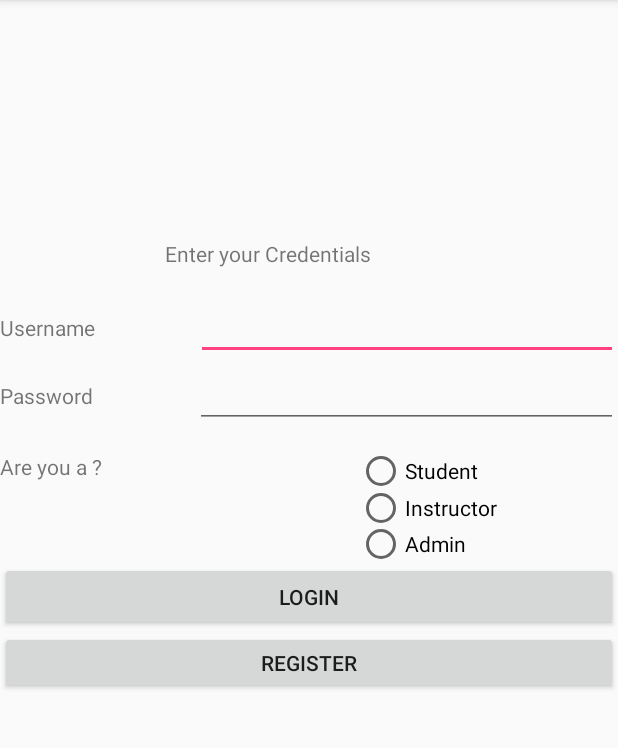
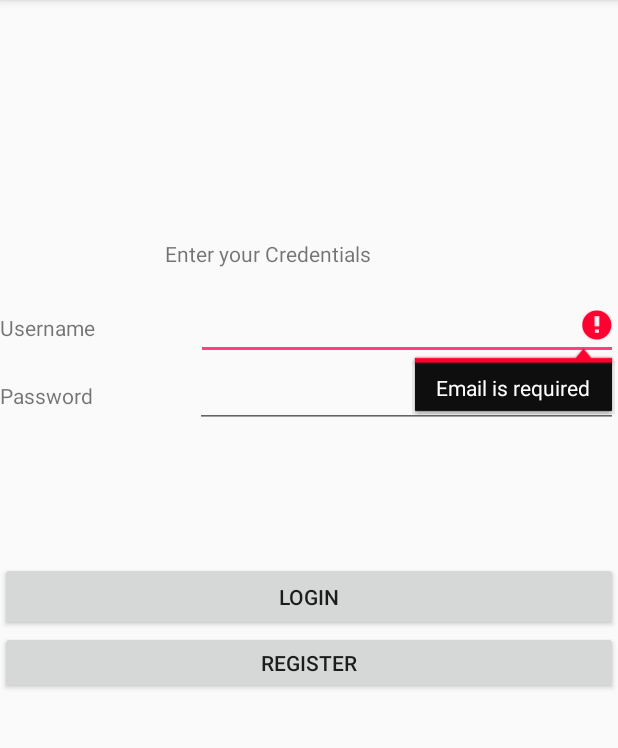
Before and after one commit to AnandPatelGit/COMP313_002_Team05_LIMS_Project, an Android app: the screen it shows after launch (LoginActivity), after a tap on "LOGIN", on a phone screen of 412 x 824 dp, the part 84-832 px from its top. Run offline under Robolectric (Android 15) with nearby library versions, the phone set to English and light mode, and no system bars; our stand-ins replace Firebase (no records; nobody signed in at launch, a user with empty details on screens opened directly).

Commit message:
Login with Firebase Auth
Login working with firebase auth. Login layout changed. SQLite Database Manager removed as real time database implimented.

```diff
--- a/app/src/main/java/com/example/anandpatelak/lims_project/DatabaseManager.java
+++ /dev/null
@@ -1,229 +0,0 @@
-package com.example.anandpatelak.lims_project; /**
- * Created by anandpatelak on 2018-02-25.
- */
-import android.content.ContentValues;
-import android.content.Context;
-import android.database.Cursor;
-import android.database.sqlite.SQLiteDatabase;
-import android.database.sqlite.SQLiteOpenHelper;
-
-/**
- * Created by anandpatelak on 2018-01-11.
- */
-
-public class DatabaseManager extends SQLiteOpenHelper {
-    //database name and version
-    private static final String DATABASE_NAME = "LIMSDB";
-    private static final int DATABASE_VERSION = 1;
-    // table name and table creator string (SQL statement to create the table)
-    // should be set from within main activity
-    private static String tableNames[] = {"tbl_student","tbl_instructor","tbl_course","tbl_admin"};
-    private static String tableCreatorStrings[] = {
-
-            //Student table
-            "CREATE TABLE tbl_student (id TEXT PRIMARY KEY" +
-                    ", firstName TEXT" +
-                    ", lastName TEXT ," +
-                    " emailId TEXT," +
-                    " password TEXT," +
-                    " noOfFiles INTEGER," +
-                    " noOfCourses INTEGER);",
-
-            //Instructor table
-            "CREATE TABLE tbl_instructor (id TEXT PRIMARY KEY" +
-                    ", firstName TEXT" +
-                    ", lastName TEXT ," +
-                    " emailId TEXT," +
-                    " password TEXT," +
-                    " noOfCourses INTEGER);," ,
-
-            //Admin Table
-            "CREATE TABLE tbl_admin (id TEXT PRIMARY KEY" +
-                    ", firstName TEXT" +
-                    ", lastName TEXT ," +
-                    " emailId TEXT," +
-                    " password TEXT);",
-
-            //Course Table
-            "CREATE TABLE tbl_course (courseId TEXT PRIMARY KEY" +
-                    ",courseName TEXT ," +
-                    " emailId TEXT," +
-                    " instructor TEXT);"
-    };
-    //
-    // no-argument constructor
-    public DatabaseManager(Context context)
-    {
-        super(context, DATABASE_NAME , null, DATABASE_VERSION);
-    }
-    // Called when the database is created for the first time.
-    // This is where the creation of tables and the initial population
-    // of the tables should happen.
-    @Override
-    public void onCreate(SQLiteDatabase db) {
-        //create the table
-        for(int i= 0  ;i<tableCreatorStrings.length;i++)
-        db.execSQL(tableCreatorStrings[i]);
-    }
-    //
-    // Called when the database needs to be upgraded.
-    // The implementation should use this method to drop tables,
-    // add tables, or do anything else it needs to upgrade
-    // to the new schema version.
-    @Override
-    public void onUpgrade(SQLiteDatabase db, int oldVersion, int newVersion) {
-        //drop table if existed
-        for(int i= 0  ;i<tableNames.length;i++)
-            db.execSQL("DROP TABLE IF EXISTS " + tableNames[i]);
-        //recreate the table
-        onCreate(db);
-    }
-    //
-    // initialize table names and CREATE TABLE statement
-    // called by activity to create a table in the database
-    // The following arguments should be passed:
-    // tableName - a String variable which holds the table name
-    // tableCreatorString - a String variable which holds the CREATE Table statement
-    //
-    public void dbInitialize(String tableName, String tableCreatorString)
-    {
-        for(int i= 0  ;i<tableCreatorStrings.length;i++) {
-            this.tableNames[i] = tableNames[i];
-            this.tableCreatorStrings[i] = tableCreatorStrings[i];
-        }
-    }
-
-    //
-    // CRUD Operations
-    //
-    //This method is called by the activity to add a row in the table
-    // The following arguments should be passed:
-    // values - a ContentValues object that holds row values
-    public boolean addRow  (ContentValues values, String tableName) throws Exception {
-        SQLiteDatabase db = this.getWritableDatabase();
-        // Insert the row
-        long nr= db.insert(tableName, null, values);
-        db.close(); //close database connection
-        return nr> -1;
-    }
-    // This method returns a stock object which holds the table row with the given id
-    // The following argument should be passed:
-    // id - an Object which holds the primary key value
-    // fieldName - the  name of the primary key field
-
-    public boolean checkUser(String tableName, String username, String password){
-        SQLiteDatabase db = this.getReadableDatabase();
-        Cursor cursor =  db.rawQuery( "select * from " + tableName + " where id = '"+username+"' AND password = '"+password+"'" , null );
-        if (cursor.moveToNext())
-            return true;
-        else
-            return false;
-    }
-
-
-    //Three different users
-    //User: Student
-    public Student getStudentById(Object id, String fieldName) throws Exception{
-        SQLiteDatabase db = this.getReadableDatabase();
-        Cursor cursor =  db.rawQuery( "select * from " + tableNames[0] + " where "+ fieldName + "='"+String.valueOf(id)+"'", null );
-        Student student = new Student(); //create a new Student object
-        if (cursor.moveToFirst()) { //if row exists
-            cursor.moveToFirst(); //move to first row
-            //initialize the instance variables of stock object
-            student.setID(cursor.getString(0));
-            student.setFirstName(cursor.getString(1));
-            student.setLastName(cursor.getString(2));
-            student.setPassword(cursor.getString(3));
-            student.setEmailID(cursor.getString(4));
-            student.setInstructor(cursor.getString(5));
-            cursor.close();
-
-        } else {
-            student = null;
-        }
-        db.close();
-        return student;
-
-    }
-
-    //User: Instructor
-    public Instructor getInstructorById(Object id, String fieldName) throws Exception{
-        SQLiteDatabase db = this.getReadableDatabase();
-        Cursor cursor =  db.rawQuery( "select * from " + tableNames[1] + " where "+ fieldName + "='"+String.valueOf(id)+"'", null );
-        Instructor instructor = new Instructor(); //create a new Student object
-        if (cursor.moveToFirst()) { //if row exists
-            cursor.moveToFirst(); //move to first row
-            //initialize the instance variables of stock object
-            instructor.setID(cursor.getString(0));
-            instructor.setFirstName(cursor.getString(1));
-            instructor.setLastName(cursor.getString(2));
-            instructor.setPassword(cursor.getString(3));
-            instructor.setEmailID(cursor.getString(4));
-            instructor.setDepartment(cursor.getString(5));
-            cursor.close();
-
-        } else {
-            instructor = null;
-        }
-        db.close();
-        return instructor;
-
-    }
-
-    //User: Admin
-    public Admin getAdminById(Object id, String fieldName) throws Exception{
-        SQLiteDatabase db = this.getReadableDatabase();
-        Cursor cursor =  db.rawQuery( "select * from " + tableNames[2] + " where "+ fieldName + "='"+String.valueOf(id)+"'", null );
-        Admin admin = new Admin(); //create a new Student object
-        if (cursor.moveToFirst()) { //if row exists
-            cursor.moveToFirst(); //move to first row
-            //initialize the instance variables of stock object
-            admin.setID(cursor.getString(0));
-            admin.setFirstName(cursor.getString(1));
-            admin.setLastName(cursor.getString(2));
-            admin.setPassword(cursor.getString(3));
-            admin.setEmailID(cursor.getString(4));
-
-            cursor.close();
-
-        } else {
-            admin = null;
-        }
-        db.close();
-        return admin;
-
-    }
-
-    public Course getCourseById(Object id, String fieldName) throws Exception{
-        SQLiteDatabase db = this.getReadableDatabase();
-        Cursor cursor =  db.rawQuery( "select * from " + tableNames[3] + " where "+ fieldName + "='"+String.valueOf(id)+"'", null );
-        Course course = new Course(); //create a new Student object
-        if (cursor.moveToFirst()) { //if row exists
-            cursor.moveToFirst(); //move to first row
-            //initialize the instance variables of stock object
-            course.setCourseId(cursor.getString(0));
-            course.setCourseName(cursor.getString(1));
-            course.setCourseInstructor(cursor.getString(2));
-            cursor.close();
-
-        } else {
-            course = null;
-        }
-        db.close();
-        return course;
-
-    }
-    //
-    // The following argument should be passed:
-    // id - an Object which holds the primary key value
-    // fieldName - the  name of the primary key field
-    // values - a ContentValues object that holds row values
-    //
-    /*public boolean editRow (Object id, String fieldName, ContentValues values) throws Exception {
-        SQLiteDatabase db = this.getWritableDatabase();
-        //
-        int nr = db.update(tableNames[i], values, fieldName + " = ? ", new String[]{String.valueOf(id)});
-        return nr > 0;
-    }*/
-
-} //end of ScheduleManager
--- a/app/src/main/java/com/example/anandpatelak/lims_project/LoginActivity.java
+++ b/app/src/main/java/com/example/anandpatelak/lims_project/LoginActivity.java
@@ -1,22 +1,36 @@
 package com.example.anandpatelak.lims_project;
 
+import android.app.ProgressDialog;
 import android.content.ContentValues;
 import android.content.Intent;
+import android.support.annotation.NonNull;
 import android.support.v7.app.AppCompatActivity;
 import android.os.Bundle;
+import android.text.TextUtils;
 import android.util.Log;
+import android.util.Patterns;
 import android.view.View;
 import android.widget.Button;
 import android.widget.EditText;
 import android.widget.RadioButton;
 import android.widget.Toast;
 
-public class LoginActivity extends AppCompatActivity {
+import com.google.android.gms.tasks.OnCompleteListener;
+import com.google.android.gms.tasks.Task;
+import com.google.firebase.auth.AuthResult;
+import com.google.firebase.auth.FirebaseAuth;
 
-    RadioButton radioBtnAdmin, radioBtnStudent, radioBtnInstructor;
+public class LoginActivity extends AppCompatActivity implements View.OnClickListener {
+
+    //firebase auth object
+    private FirebaseAuth firebaseAuth;
+
+    //progress dialog
+    private ProgressDialog progressDialog;
+
     EditText inputUsername,inputPassword;
     Button btnLogin,btnRegister;
-    DatabaseManager dbManager;
+
     private static String TABLE_NAME = "";
 
     @Override
@@ -24,93 +38,86 @@ public class LoginActivity extends AppCompatActivity {
         super.onCreate(savedInstanceState);
         setContentView(R.layout.activity_login);
 
+        //getting firebase auth object
+        firebaseAuth = FirebaseAuth.getInstance();
+
+        //if the objects getcurrentuser method is not null
+        //means user is already logged in
+        /*if(firebaseAuth.getCurrentUser() != null){
+            //close this activity
+            finish();
+            //opening profile activity
+            startActivity(new Intent(getApplicationContext(), StudentActivity.class));
+        }*/
+
+
         //EditTexts Register.
         inputUsername = (EditText)findViewById(R.id.editTextLoginUsername);
         inputPassword = (EditText)findViewById(R.id.editTextLoginPassword);
-
-        //RadioButtons Register,
-        radioBtnAdmin = (RadioButton)findViewById(R.id.radioButtonAdmin);
-        radioBtnStudent = (RadioButton)findViewById(R.id.radioButtonStudent);
-        radioBtnInstructor = (RadioButton)findViewById(R.id.radioButtonInstructor);
 
         //Buttons Register
         btnLogin = (Button)findViewById(R.id.buttonLogin);
         btnRegister = (Button)findViewById(R.id.buttonLoginRegister);
 
-        //Database Initialise;
-        dbManager = new DatabaseManager(getApplicationContext());
+        progressDialog = new ProgressDialog(this);
 
-        /* Insert values
-        ContentValues contentValues = new ContentValues();
-        contentValues.put("id","300935345");
-        contentValues.put("firstName","Anand");
-        contentValues.put("lastName","Patel");
-        contentValues.put("emailId","patelanand9594@gmail.com");
-        contentValues.put("password","anand");
-        contentValues.put("noOfFiles",0);
-        contentValues.put("noOfCourses",6);
-        try{
-            dbManager.addRow(contentValues,"tbl_student");
-            Log.d("Values Entered",null);
-            //stockManager.addRow(contentValues1);
-            //stockManager.addRow(contentValues2);
-        }catch (Exception e){
-            Toast.makeText(LoginActivity.this,
-                    e.getMessage(), Toast.LENGTH_SHORT).show();
-            Log.i("Error: ",e.getMessage());
-        }*/
-
-        btnLogin.setOnClickListener(new View.OnClickListener() {
-            @Override
-            public void onClick(View view) {
-                //Intent
-                Intent intent = null;
-                if(radioBtnStudent.isChecked())
-                {
-                    TABLE_NAME = "tbl_student";
-                    if(dbManager.checkUser(TABLE_NAME,inputUsername.getText().toString(),inputPassword.getText().toString())) {
-                        intent = new Intent(getApplicationContext(), StudentActivity.class);
-                        startActivity(intent);
-                    }
-                    else
-                        Toast.makeText(getApplicationContext(),"Check your Credentials.\n Try Register if you dont have account",Toast.LENGTH_LONG).show();
-                }
-                else if(radioBtnStudent.isChecked())
-                {
-                    TABLE_NAME = "tbl_instructor";
-                    if(dbManager.checkUser(TABLE_NAME,inputUsername.getText().toString(),inputPassword.getText().toString())) {
-                        intent = new Intent(getApplicationContext(), InstructorActivity.class);
-                        startActivity(intent);
+        btnLogin.setOnClickListener(this);
+        btnRegister.setOnClickListener(this);
 
     }
-                    else
-                        Toast.makeText(getApplicationContext(),"Check your Credentials \n Try Register if you dont have account",Toast.LENGTH_LONG).show();
+    private void userLogin(){
+        String email = inputUsername.getText().toString().trim();
+        String pass = inputPassword.getText().toString().trim();
 
-                }
-                else if(radioBtnAdmin.isChecked())
-                {
-                    TABLE_NAME = "tbl_admin";
-                    if(dbManager.checkUser(TABLE_NAME,inputUsername.getText().toString(),inputPassword.getText().toString())) {
-                        intent = new Intent(getApplicationContext(), AdminActivity.class);
-                        startActivity(intent);
-                    }
-                    else
-                        Toast.makeText(getApplicationContext(),"Check your Credentials \n Try Register if you dont have account",Toast.LENGTH_LONG).show();
 
-                }
-                else
-                {
-                    Toast.makeText(getApplicationContext(),"Check your Credentials \n Try Register if you dont have account",Toast.LENGTH_LONG).show();
+
+        if(TextUtils.isEmpty(email)){
+            inputUsername.setError("Email is required");
+            inputUsername.requestFocus();
+            return;
         }
 
+        if(!Patterns.EMAIL_ADDRESS.matcher(email).matches()){
+            inputUsername.setError("Email is not valid");
+            inputUsername.requestFocus();
+            return;
         }
-        });
+        if(TextUtils.isEmpty(pass)){
+            Toast.makeText(this,"Please enter password",Toast.LENGTH_LONG).show();
+            return;
+        }
 
-        btnRegister.setOnClickListener(new View.OnClickListener() {
+        //if the email and password are not empty
+        //displaying a progress dialog
+
+        progressDialog.setMessage("Logging In!! Please Wait...");
+        progressDialog.show();
+
+        //logging in the user
+        firebaseAuth.signInWithEmailAndPassword(email, pass)
+                .addOnCompleteListener(this, new OnCompleteListener<AuthResult>() {
                     @Override
-            public void onClick(View view) {
-                startActivity(new Intent(getApplicationContext(),RegisterActivity.class));
+                    public void onComplete(@NonNull Task<AuthResult> task) {
+                        progressDialog.dismiss();
+                        //if the task is successfull
+                        if(task.isSuccessful()){
+                            //start the profile activity
+                            finish();
+                            startActivity(new Intent(getApplicationContext(), StudentActivity.class));
+                        }
                     }
                 });
     }
+
+    @Override
+    public void onClick(View view) {
+        if(view == btnLogin){
+            userLogin();
         }
+
+        if(view == btnRegister){
+            finish();
+            startActivity(new Intent(this, RegisterActivity.class));
+        }
+    }
+}
--- a/app/src/main/res/layout/activity_login.xml
+++ b/app/src/main/res/layout/activity_login.xml
@@ -78,37 +78,9 @@
             android:layout_height="73dp"
             android:orientation="horizontal">
 
-            <TextView
-                android:id="@+id/textView3"
-                android:layout_width="wrap_content"
-                android:layout_height="wrap_content"
-                android:layout_weight="1"
-                android:text="@string/label_login" />
-
             <RadioGroup
                 android:layout_width="174dp"
                 android:layout_height="match_parent">
-
-                <RadioButton
-                    android:id="@+id/radioButtonStudent"
-                    android:layout_width="wrap_content"
-                    android:layout_height="wrap_content"
-                    android:layout_weight="1"
-                    android:text="@string/label_login_radiobutton1" />
-
-                <RadioButton
-                    android:id="@+id/radioButtonInstructor"
-                    android:layout_width="wrap_content"
-                    android:layout_height="wrap_content"
-                    android:layout_weight="1"
-                    android:text="@string/label_login_radiobutton2" />
-
-                <RadioButton
-                    android:id="@+id/radioButtonAdmin"
-                    android:layout_width="wrap_content"
-                    android:layout_height="wrap_content"
-                    android:layout_weight="1"
-                    android:text="@string/label_login_radiobutton3" />
 
             </RadioGroup>
         </LinearLayout>
```
Lines whose indentation alone changed are shown as unchanged.
